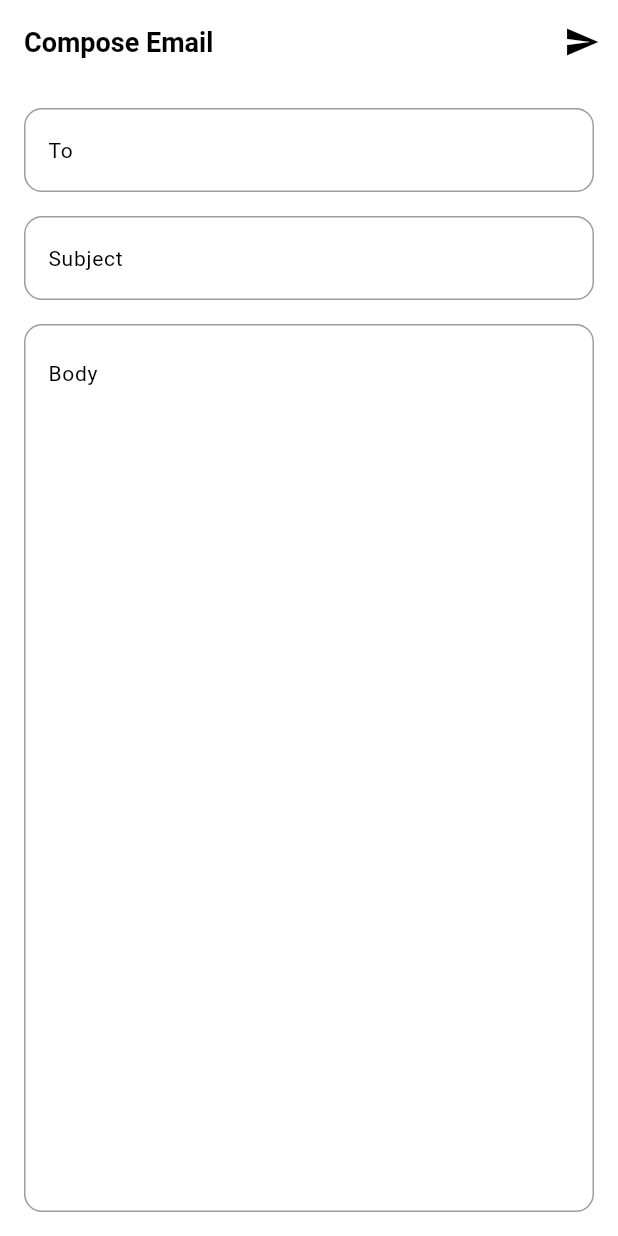
After one commit to HaTu0803/AdvancedMobile_ChatAI, a Flutter app: the EmailComposeScreen screen opened by its route, on a phone screen of 412 x 824 dp. The commit adds this screen. Run offline on Flutter 3.47's test engine with Material 3 defaults, Android fonts, the phone set to English and light mode, and no system bars; our stand-ins replace awesome_dialog, email_validator, flutter_screenutil, flutter_svg, go_router, lottie and 2 more; accounts and stored records are empty.

Commit message:
add UI email

```diff
--- a/lib/core/navigation/routes.dart
+++ b/lib/core/navigation/routes.dart
@@ -6,6 +6,7 @@ import 'package:advancedmobile_chatai/view_app/auth/screens/introduction/introdu
 import 'package:advancedmobile_chatai/view_app/auth/screens/login/login_screen.dart';
 import 'package:advancedmobile_chatai/view_app/auth/screens/signup/signup_screen.dart';
 import 'package:advancedmobile_chatai/view_app/jarvis/screens/chat_history/chat_history_screen.dart';
+import 'package:advancedmobile_chatai/view_app/jarvis/screens/email_compose/email_compose_screen.dart';
 import 'package:advancedmobile_chatai/view_app/jarvis/screens/profile/profile_screen.dart';
 import 'package:advancedmobile_chatai/view_app/jarvis/screens/upgrade_plans/upgrade_plans_screen.dart';
 import 'package:go_router/go_router.dart';
@@ -27,6 +28,7 @@ class AppRoutes {
   static const String history = '/conversation-history';
   static const String createPrompt = '/create-prompt';
   static const String bot = '/bot';
+  static const String emailCompose = '/email-compose';
 }
 
 // Khởi tạo GoRouter
@@ -86,6 +88,9 @@ final GoRouter router = GoRouter(
       GoRoute(
           path: AppRoutes.bot,
           builder: (context, state) => const ChatHistoryScreen()),
+      GoRoute(
+          path: AppRoutes.emailCompose,
+          builder: (context, state) => const EmailComposeScreen()),
     ],
     redirect: (context, state) async {
       final authProvider = Provider.of<AuthProvider>(context, listen: false);
--- a/lib/data_app/url_api/jarvis/ai_email_url.dart
+++ b/lib/data_app/url_api/jarvis/ai_email_url.dart
@@ -1,6 +1,6 @@
 import 'package:advancedmobile_chatai/data_base/url_api/root_url.dart';
 
-const String baseUrl = JARVIS_BASE_URL;
+const String baseUrl = BASE_URL;
 
 class ApiJarvisAiEmailUrl {
   static const String responseEmail = '$baseUrl/ai-email';
--- a/lib/data_base/url_api/root_url.dart
+++ b/lib/data_base/url_api/root_url.dart
@@ -2,3 +2,4 @@ const AUTH_BASE_URL = 'https://auth-api.dev.jarvis.cx/api/v1/auth';
 const JARVIS_BASE_URL = 'https://api.dev.jarvis.cx/api/v1/ai-chat';
 const PROMPT_BASE_URL = 'https://api.dev.jarvis.cx/api/v1/prompts';
 const KNOWLEDGE_BASE_URL = 'https://knowledge-api.dev.jarvis.cx/kb-core/v1';
+const BASE_URL = 'https://api.dev.jarvis.cx/api/v1/';
--- /dev/null
+++ b/lib/view_app/jarvis/screens/email_compose/email_compose_screen.dart
@@ -0,0 +1,75 @@
+import 'package:flutter/material.dart';
+
+class EmailComposeScreen extends StatefulWidget {
+  const EmailComposeScreen({super.key});
+
+  @override
+  State<EmailComposeScreen> createState() => _EmailComposeScreenState();
+}
+
+class _EmailComposeScreenState extends State<EmailComposeScreen> {
+  final TextEditingController _toController = TextEditingController();
+  final TextEditingController _subjectController = TextEditingController();
+  final TextEditingController _bodyController = TextEditingController();
+
+  @override
+  void dispose() {
+    _toController.dispose();
+    _subjectController.dispose();
+    _bodyController.dispose();
+    super.dispose();
+  }
+
+  @override
+  Widget build(BuildContext context) {
+    return Scaffold(
+      appBar: AppBar(
+        title: const Text('Compose Email'),
+        actions: [
+          IconButton(
+            icon: const Icon(Icons.send),
+            onPressed: () {
+              // TODO: Implement send email functionality
+            },
+          ),
+        ],
+      ),
+      body: Padding(
+        padding: const EdgeInsets.all(16.0),
+        child: Column(
+          children: [
+            TextField(
+              controller: _toController,
+              decoration: const InputDecoration(
+                labelText: 'To',
+                border: OutlineInputBorder(),
+              ),
+            ),
+            const SizedBox(height: 16),
+            TextField(
+              controller: _subjectController,
+              decoration: const InputDecoration(
+                labelText: 'Subject',
+                border: OutlineInputBorder(),
+              ),
+            ),
+            const SizedBox(height: 16),
+            Expanded(
+              child: TextField(
+                controller: _bodyController,
+                maxLines: null,
+                expands: true,
+                decoration: const InputDecoration(
+                  labelText: 'Body',
+                  border: OutlineInputBorder(),
+                  alignLabelWithHint: true,
+                ),
+                textAlignVertical: TextAlignVertical.top,
+              ),
+            ),
+          ],
+        ),
+      ),
+    );
+  }
+}
--- a/lib/widgets/sidebar.dart
+++ b/lib/widgets/sidebar.dart
@@ -6,6 +6,7 @@ import 'package:provider/provider.dart';
 
 import '../core/util/themes/colors.dart';
 import '../providers/auth_provider.dart';
+import '../view_app/jarvis/screens/email_compose/email_compose_screen.dart';
 import '../view_app/jarvis/screens/profile/profile_screen.dart';
 import '../view_app/jarvis/screens/upgrade_plans/upgrade_plans_screen.dart';
 import '../view_app/knowledge_base/screens/knowledge/bot.dart';
@@ -101,6 +102,19 @@ class AppSidebar extends StatelessWidget {
                     title: "Bot",
                     onTap: () {
                       _showBotScreen(context);  // Show Bot Screen in bottom sheet
+                    },
+                  ),
+                  _buildMenuItem(
+                    context,
+                    icon: Icons.email_outlined,
+                    title: "Compose Email",
+                    onTap: () {
+                      Navigator.push(
+                        context,
+                        MaterialPageRoute(
+                          builder: (context) => const EmailComposeScreen(),
+                        ),
+                      );
                     },
                   ),
                   _buildMenuItem(
```
